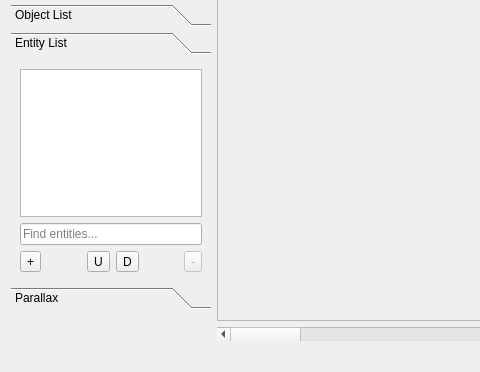
This is RetroEDv2/tools/sceneeditorv5.ui in RSDKModding/RetroED as Qt 5 draws it before an edit; both pictures show x 0 to 480 and y 141 to 513 of the 1348 by 513 pixel window. The edited form follows.
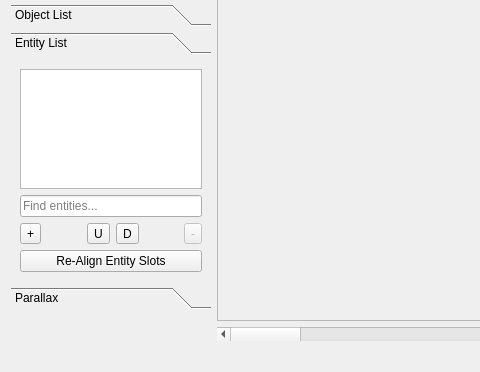
This is the edited form. The open tabs and pages were chosen to show the change. Icons and pictures are not drawn.

The edit to the form file:
```diff
--- a/RetroEDv2/tools/sceneeditorv5.ui
+++ b/RetroEDv2/tools/sceneeditorv5.ui
@@ -1220,35 +1220,7 @@
        <string>Entity List</string>
       </attribute>
       <layout class="QGridLayout" name="gridLayout_4">
-       <item row="3" column="3">
-        <widget class="QToolButton" name="downEnt">
-         <property name="toolTip">
-          <string>Moves an entity down</string>
-         </property>
-         <property name="text">
-          <string>D</string>
-         </property>
-         <property name="icon">
-          <iconset resource="../resources.qrc">
-           <normaloff>:/icons/ic_arrow_downward_48px.svg</normaloff>:/icons/ic_arrow_downward_48px.svg</iconset>
-         </property>
-        </widget>
-       </item>
-       <item row="3" column="2">
-        <widget class="QToolButton" name="upEnt">
-         <property name="toolTip">
-          <string>Moves an entity up</string>
-         </property>
-         <property name="text">
-          <string>U</string>
-         </property>
-         <property name="icon">
-          <iconset resource="../resources.qrc">
-           <normaloff>:/icons/ic_arrow_upward_48px.svg</normaloff>:/icons/ic_arrow_upward_48px.svg</iconset>
-         </property>
-        </widget>
-       </item>
-       <item row="3" column="5">
+       <item row="2" column="5">
         <widget class="QToolButton" name="rmEnt">
          <property name="enabled">
           <bool>false</bool>
@@ -1265,21 +1237,7 @@
          </property>
         </widget>
        </item>
-       <item row="3" column="0">
-        <widget class="QToolButton" name="addEnt">
-         <property name="toolTip">
-          <string>Adds an entity</string>
-         </property>
-         <property name="text">
-          <string>+</string>
-         </property>
-         <property name="icon">
-          <iconset resource="../resources.qrc">
-           <normaloff>:/icons/ic_add_circle_48px.svg</normaloff>:/icons/ic_add_circle_48px.svg</iconset>
-         </property>
-        </widget>
-       </item>
-       <item row="3" column="4">
+       <item row="2" column="4">
         <spacer name="horizontalSpacer_2">
          <property name="orientation">
           <enum>Qt::Horizontal</enum>
@@ -1293,22 +1251,6 @@
         </spacer>
        </item>
        <item row="1" column="0" colspan="6">
-        <widget class="QListWidget" name="entityList"/>
-       </item>
-       <item row="3" column="1">
-        <spacer name="horizontalSpacer_8">
-         <property name="orientation">
-          <enum>Qt::Horizontal</enum>
-         </property>
-         <property name="sizeHint" stdset="0">
-          <size>
-           <width>40</width>
-           <height>20</height>
-          </size>
-         </property>
-        </spacer>
-       </item>
-       <item row="2" column="0" colspan="6">
         <widget class="QLineEdit" name="entityFilter">
          <property name="toolTip">
           <string/>
@@ -1321,6 +1263,71 @@
          </property>
         </widget>
        </item>
+       <item row="0" column="0" colspan="6">
+        <widget class="QListWidget" name="entityList"/>
+       </item>
+       <item row="2" column="2">
+        <widget class="QToolButton" name="upEnt">
+         <property name="toolTip">
+          <string>Moves an entity up</string>
+         </property>
+         <property name="text">
+          <string>U</string>
+         </property>
+         <property name="icon">
+          <iconset resource="../resources.qrc">
+           <normaloff>:/icons/ic_arrow_upward_48px.svg</normaloff>:/icons/ic_arrow_upward_48px.svg</iconset>
+         </property>
+        </widget>
+       </item>
+       <item row="3" column="0" colspan="6">
+        <widget class="QPushButton" name="alignEnt">
+         <property name="text">
+          <string>Re-Align Entity Slots</string>
+         </property>
+        </widget>
+       </item>
+       <item row="2" column="1">
+        <spacer name="horizontalSpacer_8">
+         <property name="orientation">
+          <enum>Qt::Horizontal</enum>
+         </property>
+         <property name="sizeHint" stdset="0">
+          <size>
+           <width>40</width>
+           <height>20</height>
+          </size>
+         </property>
+        </spacer>
+       </item>
+       <item row="2" column="3">
+        <widget class="QToolButton" name="downEnt">
+         <property name="toolTip">
+          <string>Moves an entity down</string>
+         </property>
+         <property name="text">
+          <string>D</string>
+         </property>
+         <property name="icon">
+          <iconset resource="../resources.qrc">
+           <normaloff>:/icons/ic_arrow_downward_48px.svg</normaloff>:/icons/ic_arrow_downward_48px.svg</iconset>
+         </property>
+        </widget>
+       </item>
+       <item row="2" column="0">
+        <widget class="QToolButton" name="addEnt">
+         <property name="toolTip">
+          <string>Adds an entity</string>
+         </property>
+         <property name="text">
+          <string>+</string>
+         </property>
+         <property name="icon">
+          <iconset resource="../resources.qrc">
+           <normaloff>:/icons/ic_add_circle_48px.svg</normaloff>:/icons/ic_add_circle_48px.svg</iconset>
+         </property>
+        </widget>
+       </item>
       </layout>
      </widget>
      <widget class="QWidget" name="scrollPage">
```
Left out of the diff: 32 changed lines with no effect on the pictures.
